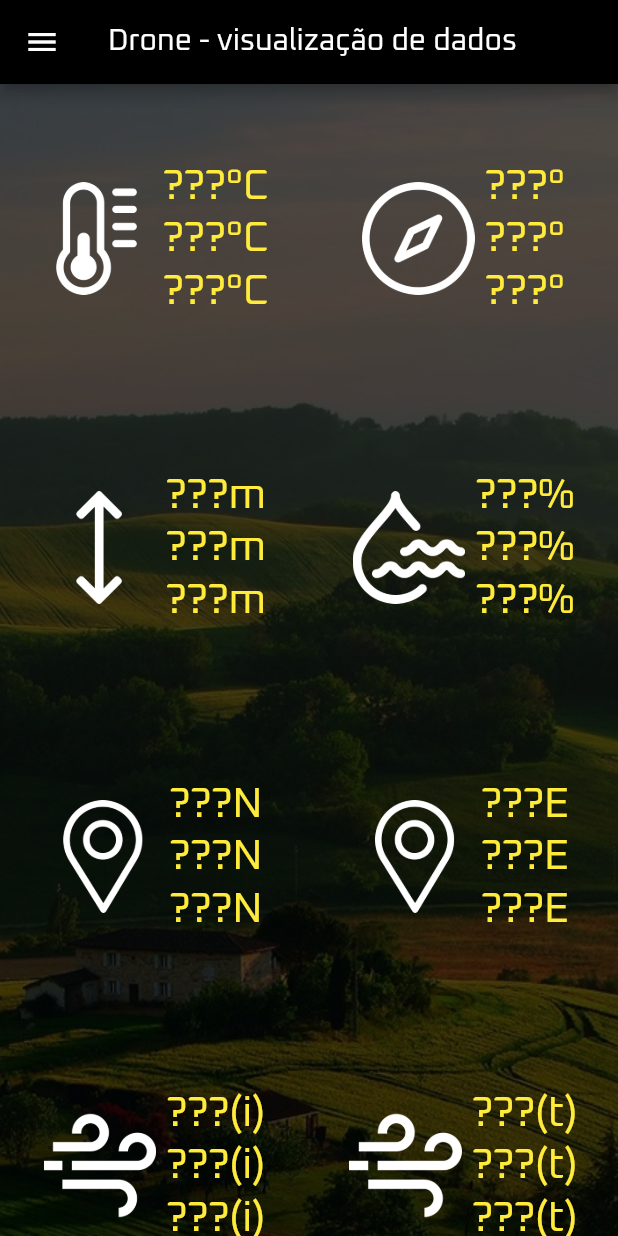
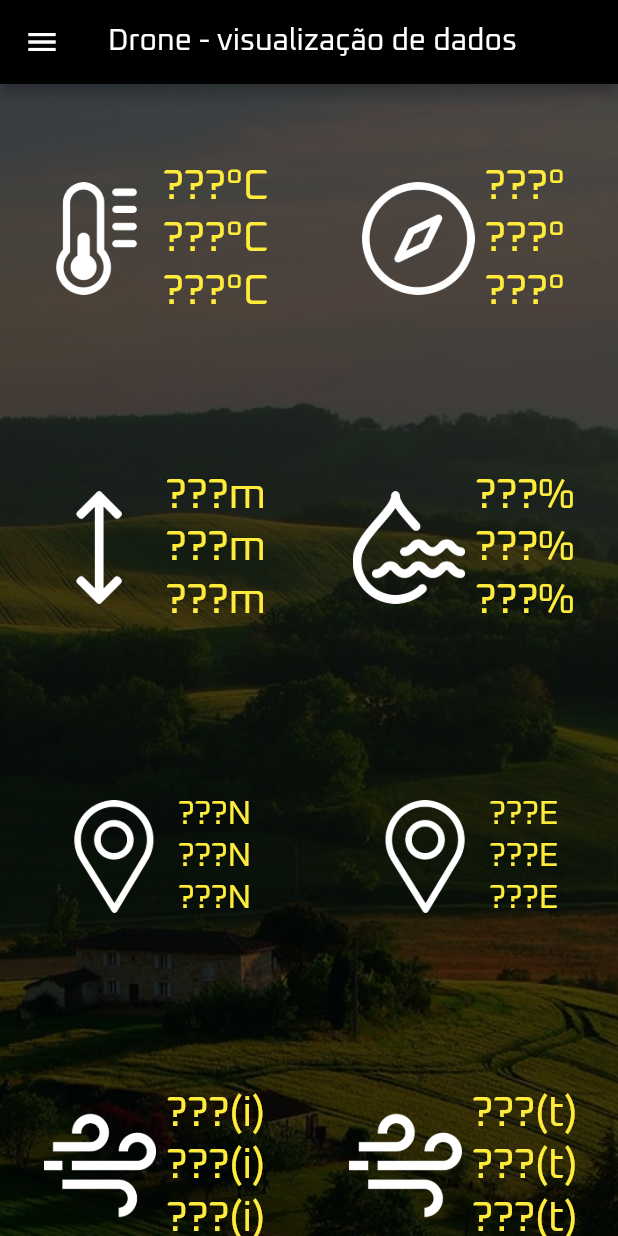
Before and after one commit to alcidesmig/tt2-fapesp-app, a Flutter app: the screen it shows after launch, on a phone screen of 412 x 824 dp. Run offline on Flutter 3.47's test engine with Material 2 defaults, Android fonts, the phone set to English and light mode, and no system bars; network calls fail.

Commit message:
Ajustando tamanho das strings para evitar quebra do layout + texto de ajuda

```diff
--- a/lib/data.dart
+++ b/lib/data.dart
@@ -74,6 +74,10 @@ class _SwipeToRefreshState extends State<SwipeToRefresh> {
     });
   }
 
+  int min(int x, int y) {
+    return x < y ? x : y;
+  }
+
   @override
   Widget build(BuildContext context) {
     return Scaffold(
@@ -105,11 +109,11 @@ class _SwipeToRefreshState extends State<SwipeToRefresh> {
                         ), Column(
                               mainAxisAlignment: MainAxisAlignment.center,
                               children: [Text(
-                                      ' ' + data.temp_1 + '°C', style: TextStyle(color: Colors.yellow, fontSize: 28)
+                                      ' ' + data.temp_1.substring(0, min(data.temp_1.length, 5)) + '°C', style: TextStyle(color: Colors.yellow, fontSize: 28)
                                   ), Text(
-                                      ' ' + data.temp_2 + '°C', style: TextStyle(color: Colors.yellow, fontSize: 28)
+                                      ' ' + data.temp_2.substring(0, min(data.temp_2.length, 5)) + '°C', style: TextStyle(color: Colors.yellow, fontSize: 28)
                                   ), Text(
-                                      ' ' + data.temp_3 + '°C', style: TextStyle(color: Colors.yellow, fontSize: 28)
+                                      ' ' + data.temp_3.substring(0, min(data.temp_3.length, 5)) + '°C', style: TextStyle(color: Colors.yellow, fontSize: 28)
                                   )]
                             )
                       ]
@@ -143,11 +147,11 @@ class _SwipeToRefreshState extends State<SwipeToRefresh> {
                         ), Column(
                             mainAxisAlignment: MainAxisAlignment.center,
                             children: [Text(
-                                ' ' + data.alt_1 + 'm', style: TextStyle(color: Colors.yellow, fontSize: 28)
+                                ' ' + data.alt_1.substring(0, min(data.alt_1.length, 5)) + 'm', style: TextStyle(color: Colors.yellow, fontSize: 28)
                             ), Text(
-                                ' ' + data.alt_2 + 'm', style: TextStyle(color: Colors.yellow, fontSize: 28)
+                                ' ' + data.alt_2.substring(0, min(data.alt_2.length, 5)) + 'm', style: TextStyle(color: Colors.yellow, fontSize: 28)
                             ), Text(
-                                ' ' + data.alt_3 + 'm', style: TextStyle(color: Colors.yellow, fontSize: 28)
+                                ' ' + data.alt_3.substring(0, min(data.alt_3.length, 5)) + 'm', style: TextStyle(color: Colors.yellow, fontSize: 28)
                             )]
                         )
                       ]
@@ -162,11 +166,11 @@ class _SwipeToRefreshState extends State<SwipeToRefresh> {
                         ), Column(
                             mainAxisAlignment: MainAxisAlignment.center,
                             children: [Text(
-                                ' ' + data.humidity_1 + '%', style: TextStyle(color: Colors.yellow, fontSize: 28)
+                                ' ' + data.humidity_1.substring(0, min(data.humidity_1.length, 5)) + '%', style: TextStyle(color: Colors.yellow, fontSize: 28)
                             ), Text(
-                                ' ' + data.humidity_2 + '%', style: TextStyle(color: Colors.yellow, fontSize: 28)
+                                ' ' + data.humidity_2.substring(0, min(data.humidity_2.length, 5)) + '%', style: TextStyle(color: Colors.yellow, fontSize: 28)
                             ), Text(
-                                ' ' + data.humidity_3 + '%', style: TextStyle(color: Colors.yellow, fontSize: 28)
+                                ' ' + data.humidity_3.substring(0, min(data.humidity_3.length, 5)) + '%', style: TextStyle(color: Colors.yellow, fontSize: 28)
                             )]
                         )
                       ]
@@ -181,11 +185,11 @@ class _SwipeToRefreshState extends State<SwipeToRefresh> {
                         ), Column(
                             mainAxisAlignment: MainAxisAlignment.center,
                             children: [Text(
-                                ' ' + data.lat_1 + 'N', style: TextStyle(color: Colors.yellow, fontSize: 28)
+                                ' ' + data.lat_1.substring(0, min(data.lat_1.length, 5)) + 'N', style: TextStyle(color: Colors.yellow, fontSize: 22)
                             ), Text(
-                                ' ' + data.lat_2 + 'N', style: TextStyle(color: Colors.yellow, fontSize: 28)
+                                ' ' + data.lat_2.substring(0, min(data.lat_2.length, 5)) + 'N', style: TextStyle(color: Colors.yellow, fontSize: 22)
                             ), Text(
-                                ' ' + data.lat_3 + 'N', style: TextStyle(color: Colors.yellow, fontSize: 28)
+                                ' ' + data.lat_3.substring(0, min(data.lat_3.length, 5)) + 'N', style: TextStyle(color: Colors.yellow, fontSize: 22)
                             )]
                         )
                       ]
@@ -200,11 +204,11 @@ class _SwipeToRefreshState extends State<SwipeToRefresh> {
                         ), Column(
                             mainAxisAlignment: MainAxisAlignment.center,
                             children: [Text(
-                                ' ' + data.long_1 + 'E', style: TextStyle(color: Colors.yellow, fontSize: 28)
+                                ' ' + data.long_1.substring(0, min(data.long_1.length, 5)) + 'E', style: TextStyle(color: Colors.yellow, fontSize: 22)
                             ), Text(
-                                ' ' + data.long_2 + 'E', style: TextStyle(color: Colors.yellow, fontSize: 28)
+                                ' ' + data.long_2.substring(0, min(data.long_2.length, 5)) + 'E', style: TextStyle(color: Colors.yellow, fontSize: 22)
                             ), Text(
-                                ' ' + data.long_3 + 'E', style: TextStyle(color: Colors.yellow, fontSize: 28)
+                                ' ' + data.long_3.substring(0, min(data.long_3.length, 5)) + 'E', style: TextStyle(color: Colors.yellow, fontSize: 22)
                             )]
                         )
                       ]
@@ -219,11 +223,11 @@ class _SwipeToRefreshState extends State<SwipeToRefresh> {
                         ), Column(
                             mainAxisAlignment: MainAxisAlignment.center,
                             children: [Text(
-                                ' ' + data.indicated_airspeed_1 + '(i)', style: TextStyle(color: Colors.yellow, fontSize: 28)
+                                ' ' + data.indicated_airspeed_1.substring(0, min(data.indicated_airspeed_1.length, 5)) + '(i)', style: TextStyle(color: Colors.yellow, fontSize: 28)
                             ), Text(
-                                ' ' + data.indicated_airspeed_2 + '(i)', style: TextStyle(color: Colors.yellow, fontSize: 28)
+                                ' ' + data.indicated_airspeed_2.substring(0, min(data.indicated_airspeed_2.length, 5)) + '(i)', style: TextStyle(color: Colors.yellow, fontSize: 28)
                             ), Text(
-                                ' ' + data.indicated_airspeed_3 + '(i)', style: TextStyle(color: Colors.yellow, fontSize: 28)
+                                ' ' + data.indicated_airspeed_3.substring(0, min(data.indicated_airspeed_3.length, 5)) + '(i)', style: TextStyle(color: Colors.yellow, fontSize: 28)
                             )]
                         )
                       ]
@@ -238,11 +242,11 @@ class _SwipeToRefreshState extends State<SwipeToRefresh> {
                         ), Column(
                             mainAxisAlignment: MainAxisAlignment.center,
                             children: [Text(
-                                ' ' + data.true_airspeed_1 + '(t)', style: TextStyle(color: Colors.yellow, fontSize: 28)
+                                ' ' + data.true_airspeed_1.substring(0, min(data.true_airspeed_1.length, 5)) + '(t)', style: TextStyle(color: Colors.yellow, fontSize: 28)
                             ), Text(
-                                ' ' + data.true_airspeed_2 + '(t)', style: TextStyle(color: Colors.yellow, fontSize: 28)
+                                ' ' + data.true_airspeed_2.substring(0, min(data.true_airspeed_2.length, 5)) + '(t)', style: TextStyle(color: Colors.yellow, fontSize: 28)
                             ), Text(
-                                ' ' + data.true_airspeed_3 + '(t)', style: TextStyle(color: Colors.yellow, fontSize: 28)
+                                ' ' + data.true_airspeed_3.substring(0, min(data.true_airspeed_3.length, 5)) + '(t)', style: TextStyle(color: Colors.yellow, fontSize: 28)
                             )]
                         )
                       ]
--- a/lib/help.dart
+++ b/lib/help.dart
@@ -51,10 +51,11 @@ class _Helper extends State<Helper> {
               size: 128.0,
             ),
             Center(child: Text("\n\n\n  Como utilizar?\n"
-                "  1. Conecte-se a rede Wi-fi de SSID: \"rasp\";\n"
+                "  1. Conecte-se a rede Wi-fi de SSID: \"raspberry\" e senha \"raspberry\";\n"
                 "  2. Inicie a missão no drone;\n"
                 "  3. Aguarde o drone chegar no \"waypoint\" em questão;\n"
-                "  4. Arraste para baixo na tela de dados para atualizar os dados.",
+                "  4. Arraste para baixo na tela de dados para atualizar os dados."
+                "  Obs: os dados estão ordenados de acordo com as alturas 2, 5 e 10m, respectivamente.",
                   style: TextStyle(
                   fontSize: 18,
                   fontFamily: 'Oxanium',
```
